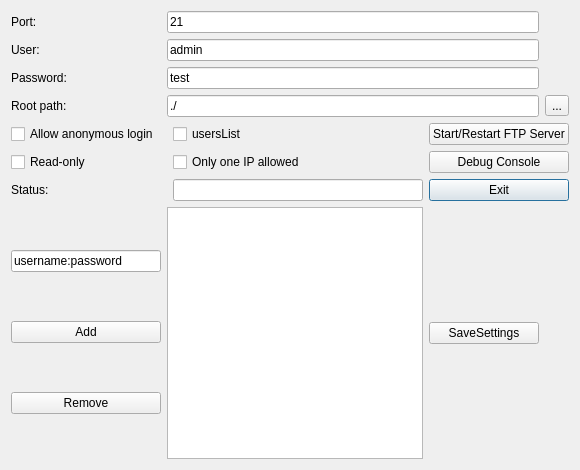
The window that src/ftp-server/ftpgui.ui (netpipe/cannachat) describes before a commit, drawn with Qt 5.
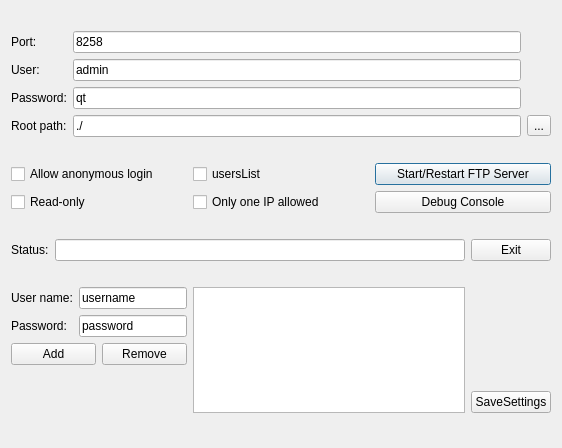
The same window after the commit.

Diff of the .ui file:
```diff
--- a/src/ftp-server/ftpgui.ui
+++ b/src/ftp-server/ftpgui.ui
@@ -6,46 +6,66 @@
    <rect>
     <x>0</x>
     <y>0</y>
-    <width>580</width>
-    <height>470</height>
+    <width>562</width>
+    <height>448</height>
    </rect>
   </property>
   <property name="windowTitle">
    <string>Dialog</string>
   </property>
+  <layout class="QGridLayout" name="gridLayout_6">
+   <item row="0" column="0" colspan="3">
   <layout class="QGridLayout" name="gridLayout">
-   <item row="8" column="2">
-    <widget class="QLineEdit" name="statusBar"/>
-   </item>
-   <item row="3" column="4">
-    <widget class="QToolButton" name="toolButtonBrowse">
+     <item row="0" column="0">
+      <widget class="QLabel" name="label">
      <property name="text">
-      <string>...</string>
+        <string>Port:</string>
      </property>
     </widget>
    </item>
-   <item row="8" column="3" colspan="2">
-    <widget class="QPushButton" name="pushButtonExit">
-     <property name="text">
-      <string>Exit</string>
-     </property>
-    </widget>
-   </item>
-   <item row="0" column="1" colspan="3">
+     <item row="0" column="1">
     <widget class="QLineEdit" name="lineEditPort">
      <property name="text">
-      <string>21</string>
+        <string>8258</string>
      </property>
     </widget>
    </item>
-   <item row="5" column="2">
-    <widget class="QCheckBox" name="checkBoxOnlyOneIpAllowed">
+     <item row="1" column="0">
+      <widget class="QLabel" name="label_2">
      <property name="text">
-      <string>Only one IP allowed</string>
+        <string>User:</string>
      </property>
     </widget>
    </item>
-   <item row="3" column="1" colspan="3">
+     <item row="1" column="1">
+      <widget class="QLineEdit" name="lineEditUserName">
+       <property name="text">
+        <string>admin</string>
+       </property>
+      </widget>
+     </item>
+     <item row="2" column="0">
+      <widget class="QLabel" name="label_3">
+       <property name="text">
+        <string>Password:</string>
+       </property>
+      </widget>
+     </item>
+     <item row="2" column="1">
+      <widget class="QLineEdit" name="lineEditPassword">
+       <property name="text">
+        <string>qt</string>
+       </property>
+      </widget>
+     </item>
+     <item row="3" column="0">
+      <widget class="QLabel" name="label_5">
+       <property name="text">
+        <string>Root path:</string>
+       </property>
+      </widget>
+     </item>
+     <item row="3" column="1">
     <widget class="QLineEdit" name="lineEditRootPath">
      <property name="text">
       <string>./</string>
@@ -55,110 +75,148 @@
      </property>
     </widget>
    </item>
-   <item row="4" column="2">
+     <item row="3" column="2">
+      <widget class="QToolButton" name="toolButtonBrowse">
+       <property name="text">
+        <string>...</string>
+       </property>
+      </widget>
+     </item>
+    </layout>
+   </item>
+   <item row="1" column="0" colspan="3">
+    <layout class="QGridLayout" name="gridLayout_2">
+     <item row="0" column="0">
+      <widget class="QCheckBox" name="checkBoxAnonymous">
+       <property name="text">
+        <string>Allow anonymous login</string>
+       </property>
+      </widget>
+     </item>
+     <item row="0" column="1">
     <widget class="QCheckBox" name="chkboxuserslist">
      <property name="text">
       <string>usersList</string>
      </property>
     </widget>
    </item>
-   <item row="2" column="1" colspan="3">
-    <widget class="QLineEdit" name="lineEditPassword">
-     <property name="text">
-      <string>test</string>
-     </property>
-    </widget>
-   </item>
-   <item row="1" column="1" colspan="3">
-    <widget class="QLineEdit" name="lineEditUserName">
-     <property name="text">
-      <string>admin</string>
-     </property>
-    </widget>
-   </item>
-   <item row="8" column="0">
-    <widget class="QLabel" name="label_4">
-     <property name="text">
-      <string>Status:</string>
-     </property>
-    </widget>
-   </item>
-   <item row="4" column="3" colspan="2">
+     <item row="0" column="2">
     <widget class="QPushButton" name="pushButtonRestartServer">
      <property name="text">
       <string>Start/Restart FTP Server</string>
      </property>
     </widget>
    </item>
-   <item row="4" column="0" colspan="2">
-    <widget class="QCheckBox" name="checkBoxAnonymous">
-     <property name="text">
-      <string>Allow anonymous login</string>
-     </property>
-    </widget>
-   </item>
-   <item row="3" column="0">
-    <widget class="QLabel" name="label_5">
-     <property name="text">
-      <string>Root path:</string>
-     </property>
-    </widget>
-   </item>
-   <item row="2" column="0">
-    <widget class="QLabel" name="label_3">
-     <property name="text">
-      <string>Password:</string>
-     </property>
-    </widget>
-   </item>
-   <item row="5" column="3" colspan="2">
-    <widget class="QPushButton" name="pushButtonShowDebugLog">
-     <property name="text">
-      <string>Debug Console</string>
-     </property>
-    </widget>
-   </item>
-   <item row="5" column="0">
+     <item row="1" column="0">
     <widget class="QCheckBox" name="checkBoxReadOnly">
      <property name="text">
       <string>Read-only</string>
      </property>
     </widget>
    </item>
-   <item row="10" column="1" colspan="2">
-    <widget class="QListWidget" name="usersList"/>
-   </item>
+     <item row="1" column="1">
+      <widget class="QCheckBox" name="checkBoxOnlyOneIpAllowed">
+       <property name="text">
+        <string>Only one IP allowed</string>
+       </property>
+      </widget>
+     </item>
+     <item row="1" column="2">
+      <widget class="QPushButton" name="pushButtonShowDebugLog">
+       <property name="text">
+        <string>Debug Console</string>
+       </property>
+      </widget>
+     </item>
+    </layout>
+   </item>
+   <item row="2" column="0" colspan="3">
+    <layout class="QGridLayout" name="gridLayout_3">
    <item row="0" column="0">
-    <widget class="QLabel" name="label">
+      <widget class="QLabel" name="label_4">
      <property name="text">
-      <string>Port:</string>
+        <string>Status:</string>
      </property>
     </widget>
    </item>
-   <item row="1" column="0">
-    <widget class="QLabel" name="label_2">
+     <item row="0" column="1">
+      <widget class="QLineEdit" name="statusBar"/>
+     </item>
+     <item row="0" column="2">
+      <widget class="QPushButton" name="pushButtonExit">
      <property name="text">
-      <string>User:</string>
+        <string>Exit</string>
      </property>
     </widget>
    </item>
-   <item row="10" column="0">
-    <layout class="QVBoxLayout" name="verticalLayout">
-     <item>
+    </layout>
+   </item>
+   <item row="3" column="0">
+    <layout class="QGridLayout" name="gridLayout_5">
+     <item row="0" column="0" colspan="2">
+      <layout class="QGridLayout" name="gridLayout_4">
+       <item row="0" column="0">
+        <widget class="QLabel" name="label_6">
+         <property name="sizePolicy">
+          <sizepolicy hsizetype="Fixed" vsizetype="Preferred">
+           <horstretch>0</horstretch>
+           <verstretch>0</verstretch>
+          </sizepolicy>
+         </property>
+         <property name="text">
+          <string>User name:</string>
+         </property>
+        </widget>
+       </item>
+       <item row="0" column="1">
       <widget class="QLineEdit" name="insertUser">
+         <property name="sizePolicy">
+          <sizepolicy hsizetype="Preferred" vsizetype="Fixed">
+           <horstretch>0</horstretch>
+           <verstretch>0</verstretch>
+          </sizepolicy>
+         </property>
        <property name="text">
-        <string>username:password</string>
+          <string>username</string>
        </property>
       </widget>
      </item>
-     <item>
+       <item row="1" column="0">
+        <widget class="QLabel" name="label_7">
+         <property name="sizePolicy">
+          <sizepolicy hsizetype="Fixed" vsizetype="Preferred">
+           <horstretch>0</horstretch>
+           <verstretch>0</verstretch>
+          </sizepolicy>
+         </property>
+         <property name="text">
+          <string>Password:</string>
+         </property>
+        </widget>
+       </item>
+       <item row="1" column="1">
+        <widget class="QLineEdit" name="insertPassword">
+         <property name="sizePolicy">
+          <sizepolicy hsizetype="Preferred" vsizetype="Fixed">
+           <horstretch>0</horstretch>
+           <verstretch>0</verstretch>
+          </sizepolicy>
+         </property>
+         <property name="text">
+          <string>password</string>
+         </property>
+        </widget>
+       </item>
+      </layout>
+     </item>
+     <item row="1" column="0">
       <widget class="QPushButton" name="adduserbtn">
        <property name="text">
         <string>Add</string>
        </property>
       </widget>
      </item>
-     <item>
+     <item row="1" column="1">
       <widget class="QPushButton" name="rmuserbtn">
        <property name="text">
         <string>Remove</string>
@@ -167,7 +225,10 @@
      </item>
     </layout>
    </item>
-   <item row="10" column="3">
+   <item row="3" column="1" rowspan="2">
+    <widget class="QListWidget" name="usersList"/>
+   </item>
+   <item row="4" column="2">
     <widget class="QPushButton" name="savesettings">
      <property name="text">
       <string>SaveSettings</string>
```
Lines whose indentation alone changed are shown as unchanged.
